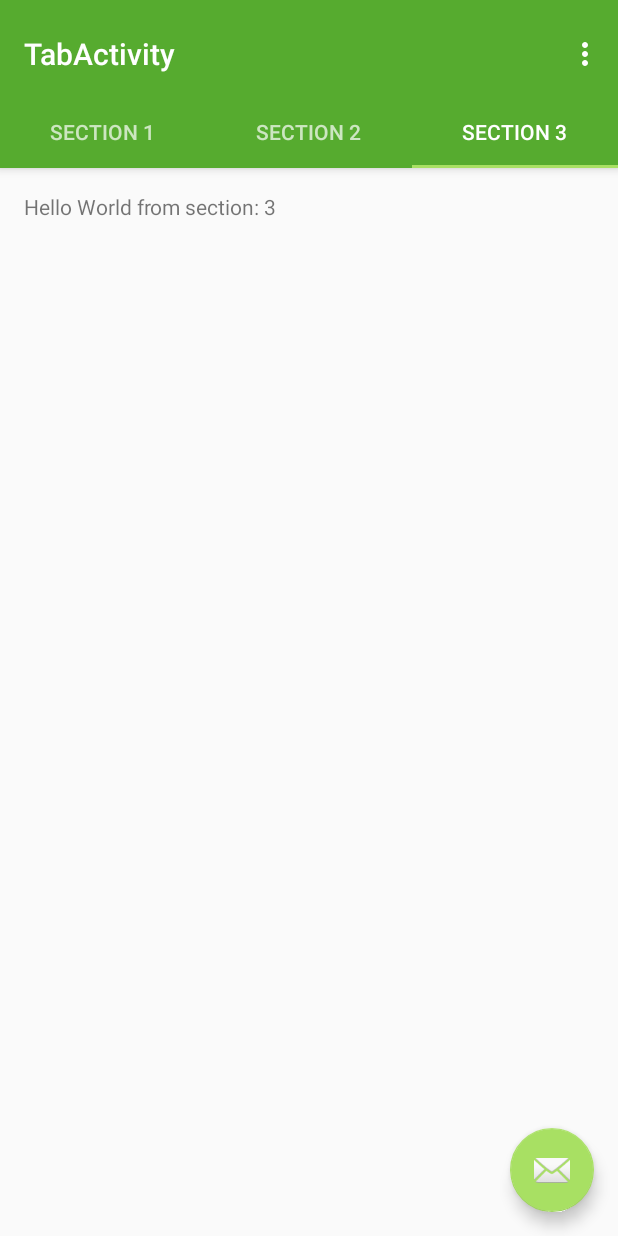
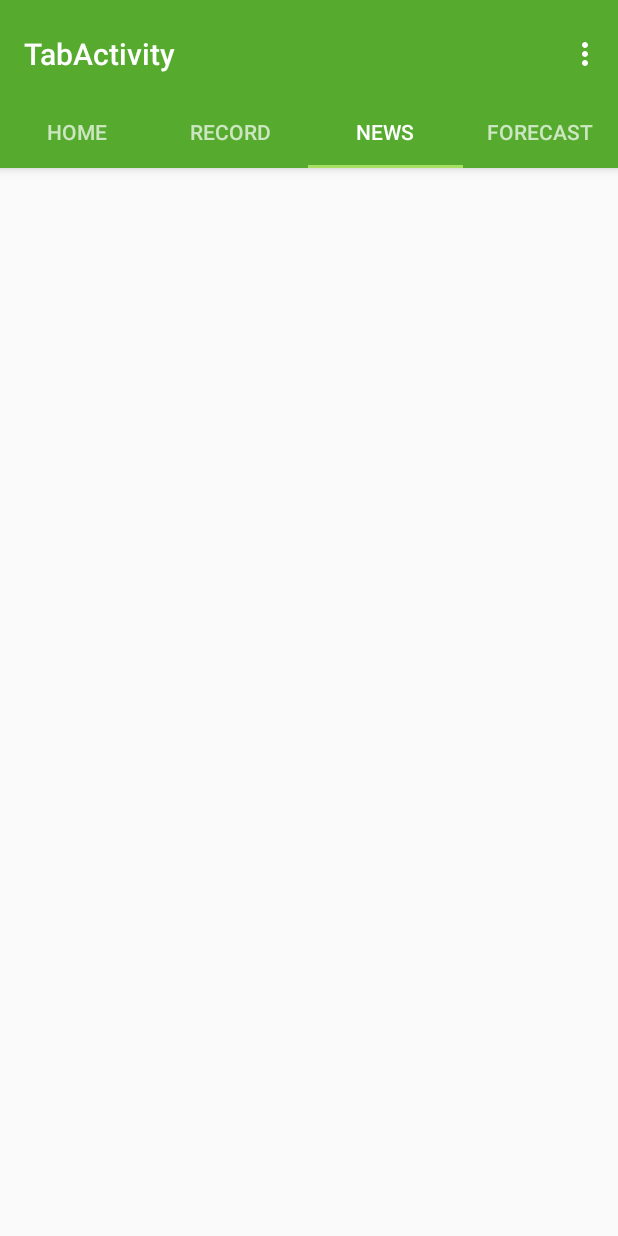
Before and after one commit to GeraldoAligoey/StrongLand, an Android app: the screen it shows after launch (TabActivity), tab 3 chosen, on a phone screen of 412 x 824 dp. Run offline under Robolectric (Android 15) with nearby library versions, the phone set to English and light mode, and no system bars.

```diff
--- a/app/src/main/AndroidManifest.xml
+++ b/app/src/main/AndroidManifest.xml
@@ -10,7 +10,7 @@
     <!-- Google MAP API key -->
     <meta-data
         android:name="com.google.android.geo.API_KEY"
-        android:value="YOURAPIKEY" />
+        android:value="AIzaSyB3UTTMZQ6zj1CWxSZ5TUvvLu-MqA7a6-s" />
 
     <uses-permission android:name="android.permission.ACCESS_FINE_LOCATION" />
 
@@ -23,7 +23,7 @@
         android:theme="@style/AppTheme">
         <meta-data
             android:name="com.google.android.geo.API_KEY"
-            android:value="YOUR API KEY" />
+            android:value="AIzaSyB3UTTMZQ6zj1CWxSZ5TUvvLu-MqA7a6-s" />
 
         <activity android:name=".AddNewRecord" />
         <activity android:name=".Forecast" />
--- a/app/src/main/java/me/eljae/strongland/Forecast.java
+++ b/app/src/main/java/me/eljae/strongland/Forecast.java
@@ -1,23 +1,24 @@
 package me.eljae.strongland;
 
+import android.support.v4.app.Fragment;
 import android.support.v7.app.AppCompatActivity;
 import android.os.Bundle;
 import android.widget.ArrayAdapter;
 import android.widget.Spinner;
 
-public class Forecast extends AppCompatActivity {
+public class Forecast extends Fragment {
 
-    @Override
+   /* @Override
     protected void onCreate(Bundle savedInstanceState) {
         super.onCreate(savedInstanceState);
         setContentView(R.layout.activity_forecast);
-      /*  Spinner spinner = (Spinner)findViewById(R.id.spinner3);
+        Spinner spinner = (Spinner)findViewById(R.id.spinner3);
         //create an array adapter using the string array and a default spinner layout
         ArrayAdapter<CharSequence> adapter = ArrayAdapter.createFromResource(this,
                 R.array.countries_array, android.R.layout.simple_spinner_dropdown_item);
         //specify the layout to use when the list of choices appears
         adapter.setDropDownViewResource(android.R.layout.simple_spinner_dropdown_item);
         //apply the adapter to the spinner
-        spinner.setAdapter(adapter);*/
-    }
+        spinner.setAdapter(adapter);
+    }*/
 }
--- a/app/src/main/java/me/eljae/strongland/News.java
+++ b/app/src/main/java/me/eljae/strongland/News.java
@@ -1,13 +1,19 @@
 package me.eljae.strongland;
 
+import android.support.annotation.Nullable;
+import android.support.v4.app.Fragment;
+import android.support.v4.view.ViewGroupCompat;
 import android.support.v7.app.AppCompatActivity;
 import android.os.Bundle;
+import android.view.LayoutInflater;
+import android.view.View;
+import android.view.ViewGroup;
 
-public class News extends AppCompatActivity {
+public class News extends Fragment {
 
     @Override
-    protected void onCreate(Bundle savedInstanceState) {
-        super.onCreate(savedInstanceState);
-        setContentView(R.layout.activity_news);
+    public View onCreateView(LayoutInflater inflater, ViewGroup container, Bundle savedInstanceState)
+    {
+        return inflater.inflate(R.layout.activity_news, container, false);
     }
 }
--- a/app/src/main/java/me/eljae/strongland/TabActivity.java
+++ b/app/src/main/java/me/eljae/strongland/TabActivity.java
@@ -19,8 +19,8 @@ import android.view.ViewGroup;
 
 import android.widget.TextView;
 
-public class TabActivity extends AppCompatActivity {
-
+public class TabActivity extends AppCompatActivity
+{
     /**
      * The {@link android.support.v4.view.PagerAdapter} that will provide
      * fragments for each of the sections. We use a
@@ -37,7 +37,8 @@ public class TabActivity extends AppCompatActivity {
     private ViewPager mViewPager;
 
     @Override
-    protected void onCreate(Bundle savedInstanceState) {
+    protected void onCreate(Bundle savedInstanceState)
+    {
         super.onCreate(savedInstanceState);
         setContentView(R.layout.activity_tab);
 
@@ -54,27 +55,20 @@ public class TabActivity extends AppCompatActivity {
         TabLayout tabLayout = (TabLayout) findViewById(R.id.tabs);
         tabLayout.setupWithViewPager(mViewPager);
 
-        FloatingActionButton fab = (FloatingActionButton) findViewById(R.id.fab);
-        fab.setOnClickListener(new View.OnClickListener() {
-            @Override
-            public void onClick(View view) {
-                Snackbar.make(view, "Replace with your own action", Snackbar.LENGTH_LONG)
-                        .setAction("Action", null).show();
-            }
-        });
-
     }
 
 
     @Override
-    public boolean onCreateOptionsMenu(Menu menu) {
+    public boolean onCreateOptionsMenu(Menu menu)
+    {
         // Inflate the menu; this adds items to the action bar if it is present.
         getMenuInflater().inflate(R.menu.menu_tab, menu);
         return true;
     }
 
     @Override
-    public boolean onOptionsItemSelected(MenuItem item) {
+    public boolean onOptionsItemSelected(MenuItem item)
+    {
         // Handle action bar item clicks here. The action bar will
         // automatically handle clicks on the Home/Up button, so long
         // as you specify a parent activity in AndroidManifest.xml.
@@ -91,21 +85,24 @@ public class TabActivity extends AppCompatActivity {
     /**
      * A placeholder fragment containing a simple view.
      */
-    public static class PlaceholderFragment extends Fragment {
+    public static class PlaceholderFragment extends Fragment
+    {
         /**
          * The fragment argument representing the section number for this
          * fragment.
          */
         private static final String ARG_SECTION_NUMBER = "section_number";
 
-        public PlaceholderFragment() {
+        public PlaceholderFragment()
+        {
         }
 
         /**
          * Returns a new instance of this fragment for the given section
          * number.
          */
-        public static PlaceholderFragment newInstance(int sectionNumber) {
+        public static PlaceholderFragment newInstance(int sectionNumber)
+        {
             PlaceholderFragment fragment = new PlaceholderFragment();
             Bundle args = new Bundle();
             args.putInt(ARG_SECTION_NUMBER, sectionNumber);
@@ -115,7 +112,8 @@ public class TabActivity extends AppCompatActivity {
 
         @Override
         public View onCreateView(LayoutInflater inflater, ViewGroup container,
-                                 Bundle savedInstanceState) {
+                                 Bundle savedInstanceState)
+        {
             View rootView = inflater.inflate(R.layout.fragment_tab, container, false);
             TextView textView = (TextView) rootView.findViewById(R.id.section_label);
             textView.setText(getString(R.string.section_format, getArguments().getInt(ARG_SECTION_NUMBER)));
@@ -127,34 +125,54 @@ public class TabActivity extends AppCompatActivity {
      * A {@link FragmentPagerAdapter} that returns a fragment corresponding to
      * one of the sections/tabs/pages.
      */
-    public class SectionsPagerAdapter extends FragmentPagerAdapter {
+    public class SectionsPagerAdapter extends FragmentPagerAdapter
+    {
 
         public SectionsPagerAdapter(FragmentManager fm) {
             super(fm);
         }
 
         @Override
-        public Fragment getItem(int position) {
-            // getItem is called to instantiate the fragment for the given page.
-            // Return a PlaceholderFragment (defined as a static inner class below).
-            return PlaceholderFragment.newInstance(position + 1);
+        public Fragment getItem(int position)
+        {
+            switch(position)
+            {
+                case 0:
+                    Map map = new Map();
+                    return map;
+                case 1:
+                    AddNewRecord record = new AddNewRecord();
+                    //return record;
+                case 2:
+                    News news = new News();
+                    return news;
+                case 3:
+                    Forecast forecast = new Forecast();
+                    return forecast;
+            }
+
+            return null;
         }
 
         @Override
-        public int getCount() {
+        public int getCount()
+        {
             // Show 3 total pages.
-            return 3;
+            return 4;
         }
 
         @Override
-        public CharSequence getPageTitle(int position) {
+        public CharSequence getPageTitle(int position)
+        {
             switch (position) {
                 case 0:
-                    return "SECTION 1";
+                    return "Home";
                 case 1:
-                    return "SECTION 2";
+                    return "Record";
                 case 2:
-                    return "SECTION 3";
+                    return "News";
+                case 3:
+                    return "Forecast";
             }
             return null;
         }
--- a/app/src/main/res/layout/activity_tab.xml
+++ b/app/src/main/res/layout/activity_tab.xml
@@ -38,12 +38,4 @@
         android:layout_height="match_parent"
         app:layout_behavior="@string/appbar_scrolling_view_behavior" />
 
-    <android.support.design.widget.FloatingActionButton
-        android:id="@+id/fab"
-        android:layout_width="wrap_content"
-        android:layout_height="wrap_content"
-        android:layout_gravity="end|bottom"
-        android:layout_margin="@dimen/fab_margin"
-        app:srcCompat="@android:drawable/ic_dialog_email" />
-
 </android.support.design.widget.CoordinatorLayout>
```
